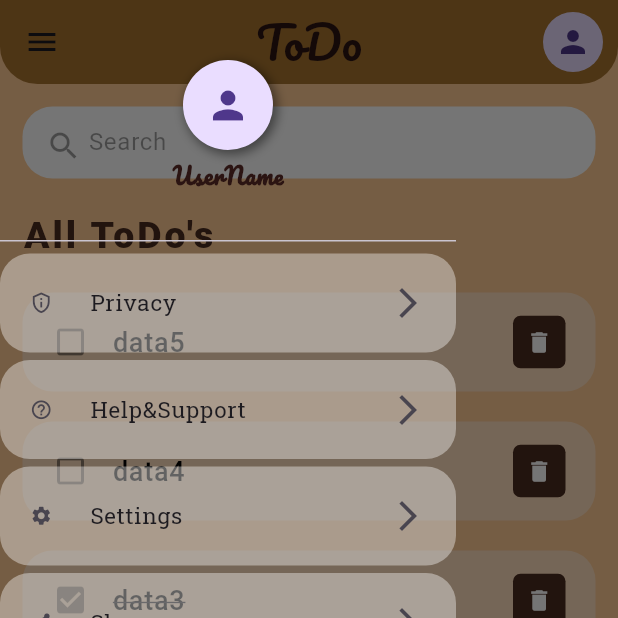
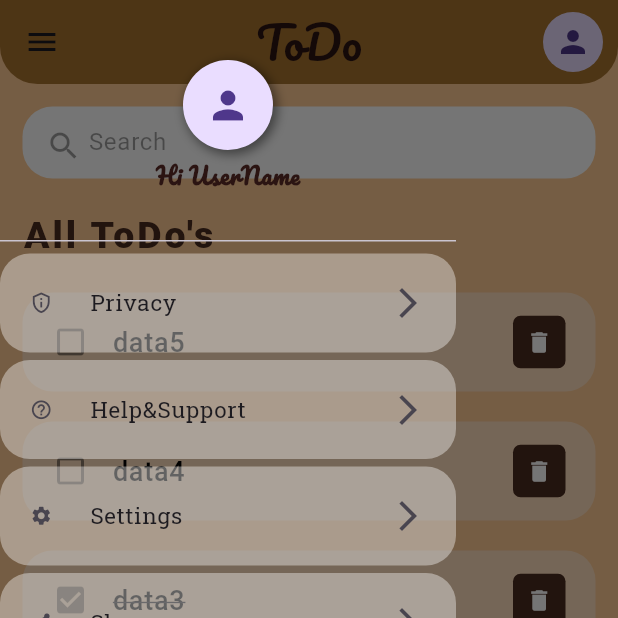
Before and after one commit to najeebnaju512/to_do_app, a Flutter app: the screen it shows after launch, with the side drawer open, on a phone screen of 412 x 824 dp, the top half of it. Run offline on Flutter 3.47's test engine with Material 3 defaults, Android fonts, the phone set to English and light mode, and no system bars; our stand-ins replace google_fonts; Roboto replaces fonts that are missing (Whisper).

Commit message:
3/27--15/1/24

```diff
--- a/lib/view/homeScreen.dart
+++ b/lib/view/homeScreen.dart
@@ -95,7 +95,7 @@ class _HomeScreenState extends State<HomeScreen> {
                   height: 5,
                 ),
                 Text(
-                  "UserName",
+                  "Hi UserName",
                   style: GoogleFonts.pacifico(
                       fontSize: 15,
                       fontWeight: FontWeight.bold,
```
